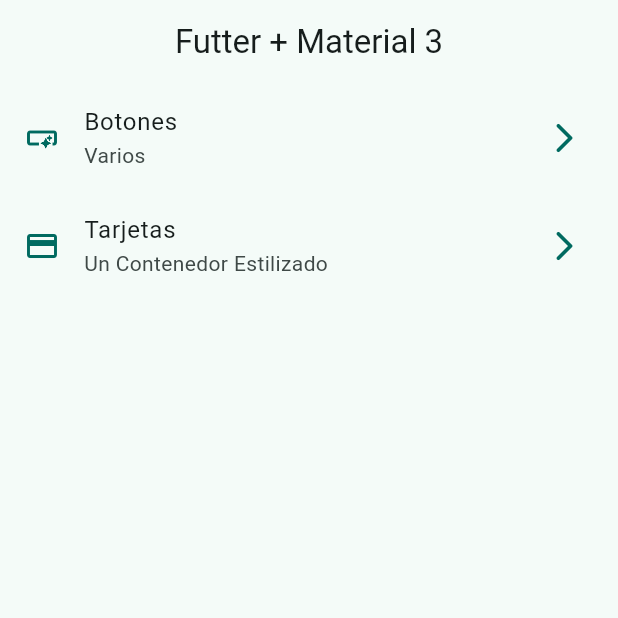
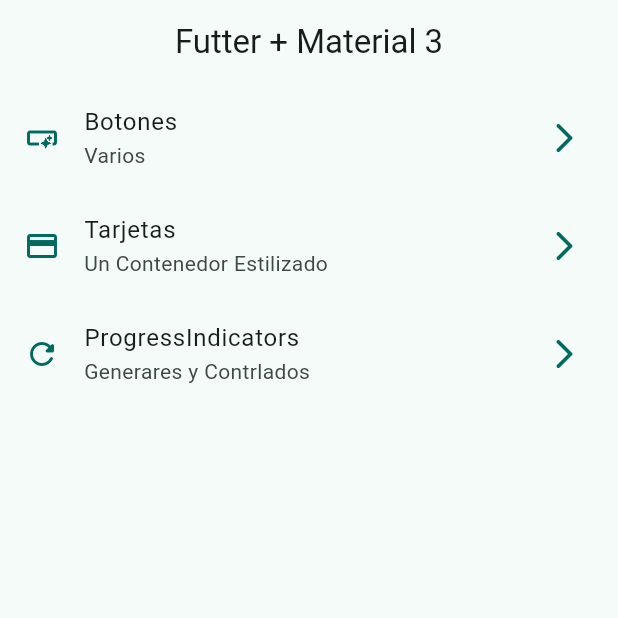
Before and after one commit to pnavarro26/Flutter-Bases, a Flutter app: the screen it shows after launch, on a phone screen of 412 x 824 dp, the top half of it. Run offline on Flutter 3.47's test engine with Material 3 defaults, Android fonts, the phone set to English and light mode, and no system bars; our stand-ins replace go_router.

```diff
--- a/lib/config/menu/menu_items.dart
+++ b/lib/config/menu/menu_items.dart
@@ -27,4 +27,10 @@ const appMenuItems = <MenuItem>[
     link: '/cards',
     icon: Icons.credit_card,
   ),
+  MenuItem(
+    title: 'ProgressIndicators',
+    subTitle: 'Generares y Contrlados',
+    link: '/progress',
+    icon: Icons.refresh_rounded,
+  ),
 ];
--- a/lib/config/router/app_router.dart
+++ b/lib/config/router/app_router.dart
@@ -1,7 +1,8 @@
 import 'package:flutter/material.dart';
 import 'package:go_router/go_router.dart';
+
 import 'package:widget_app/presentation/screens/screens.dart'
-    show HomeScreen, ButtonsScreen, CardsScreen;
+    show HomeScreen, ButtonsScreen, CardsScreen, ProgressScreen;
 
 /// The route configuration.
 final GoRouter appRouter = GoRouter(
@@ -27,5 +28,12 @@ final GoRouter appRouter = GoRouter(
         return const CardsScreen();
       },
     ),
+    GoRoute(
+      path: '/progress',
+      name: ProgressScreen.name,
+      builder: (BuildContext context, GoRouterState state) {
+        return const ProgressScreen();
+      },
+    ),
   ],
 );
```
Also changed, not shown: lib/presentation/screens/progress/progress_screen.dart (+71 -1 lines).
